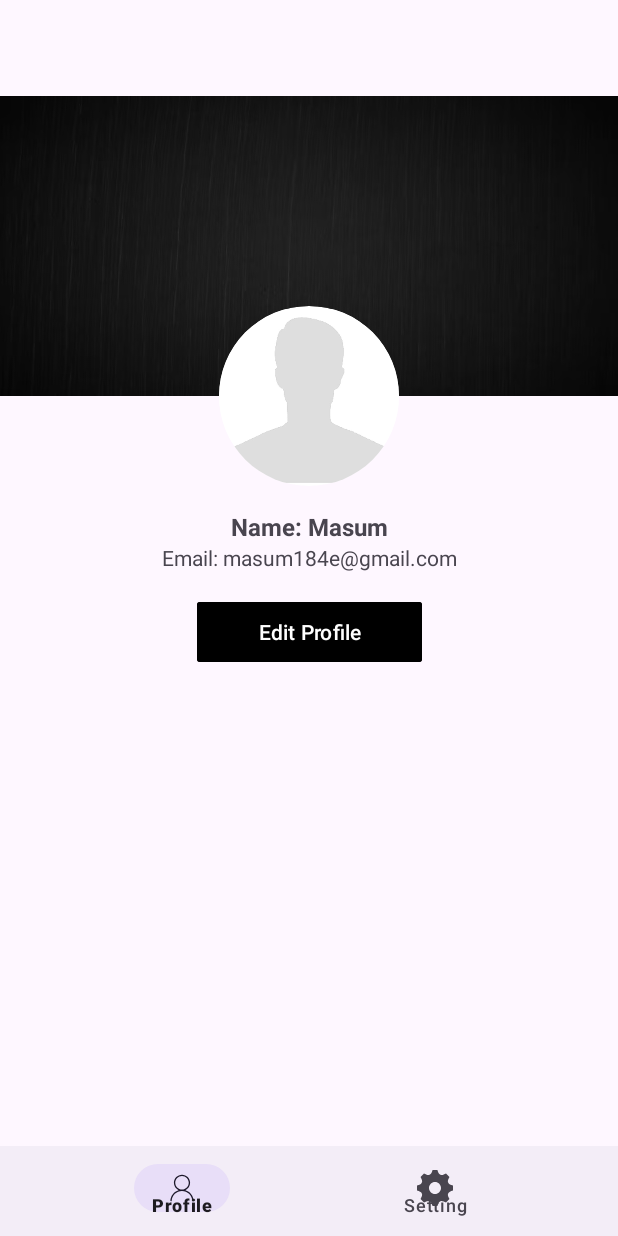
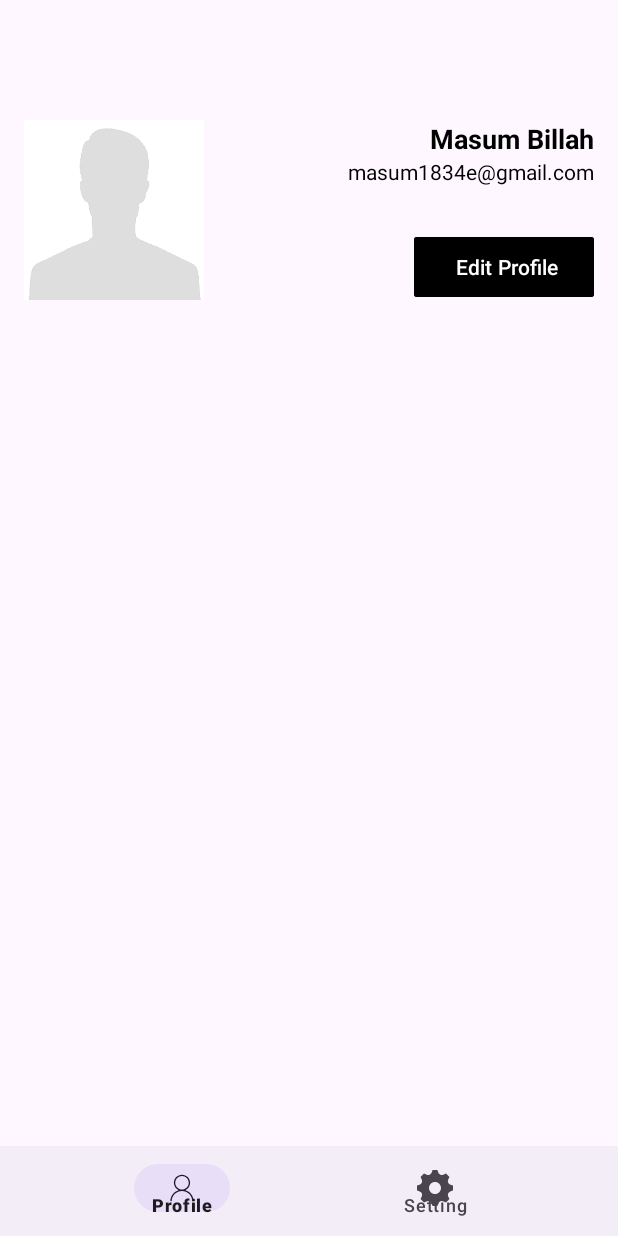
Before and after one commit to masum184e/android_complete_authentication, an Android app: the ProfileFragment screen opened directly, with no data from a screen before it, on a phone screen of 412 x 824 dp. Run offline under Robolectric (Android 15) with nearby library versions, the light colour scheme and no system bars.

Commit message:
profile page updated

```diff
--- a/app/src/main/res/drawable/circular_border.xml
+++ /dev/null
@@ -1,23 +0,0 @@
-<?xml version="1.0" encoding="utf-8"?>
-<layer-list xmlns:android="http://schemas.android.com/apk/res/android">
-    <!-- Outer black border -->
-    <item>
-        <shape android:shape="oval">
-            <solid android:color="@android:color/transparent" />
-            <stroke
-                android:width="4dp"
-                android:color="@android:color/white" />
-        </shape>
-    </item>
-
-    <!-- Inner content -->
-    <item
-        android:left="4dp"
-        android:right="4dp"
-        android:top="4dp"
-        android:bottom="4dp">
-        <shape android:shape="oval">
-            <solid android:color="@android:color/white" />
-        </shape>
-    </item>
-</layer-list>
--- a/app/src/main/res/layout/fragment_profile.xml
+++ b/app/src/main/res/layout/fragment_profile.xml
@@ -8,62 +8,49 @@
 
     <ImageView
         android:id="@+id/imageView"
-        android:layout_width="wrap_content"
-        android:layout_height="200dp"
+        android:layout_width="120dp"
+        android:layout_height="120dp"
         android:scaleType="fitXY"
-        android:src="@drawable/background"
-        app:layout_constraintEnd_toEndOf="parent"
+        android:src="@drawable/avatar"
+        android:layout_marginTop="16dp"
+        android:layout_marginStart="16dp"
         app:layout_constraintStart_toStartOf="parent"
         app:layout_constraintTop_toTopOf="parent" />
-
-    <ImageView
-        android:id="@+id/imageView2"
-        android:layout_width="120dp"
-        android:layout_height="120dp"
-        android:layout_marginTop="16dp"
-        android:src="@drawable/avatar"
-        android:background="@drawable/circular_border"
-        android:clipToOutline="true"
-        app:layout_constraintBottom_toBottomOf="@+id/imageView"
-        app:layout_constraintEnd_toEndOf="parent"
-        app:layout_constraintStart_toStartOf="parent"
-        app:layout_constraintTop_toBottomOf="@+id/imageView" />
 
     <TextView
         android:id="@+id/textView2"
         android:layout_width="wrap_content"
         android:layout_height="wrap_content"
+        android:text="Masum Billah"
+        android:textColor="@color/black"
+        android:textSize="18sp"
+        android:textStyle="bold"
         android:layout_marginTop="16dp"
-        android:text="Name: Masum"
-        android:textSize="16sp"
-        android:textStyle="bold"
+        android:layout_marginEnd="16dp"
         app:layout_constraintEnd_toEndOf="parent"
-        app:layout_constraintStart_toStartOf="parent"
-        app:layout_constraintTop_toBottomOf="@+id/imageView2" />
+        app:layout_constraintTop_toTopOf="parent" />
 
     <TextView
         android:id="@+id/textView4"
         android:layout_width="wrap_content"
         android:layout_height="wrap_content"
-        android:text="Email: masum184e@gmail.com"
+        android:textColor="@color/black"
+        android:layout_marginEnd="16dp"
+        android:text="masum1834e@gmail.com"
         app:layout_constraintEnd_toEndOf="parent"
-        app:layout_constraintStart_toStartOf="parent"
         app:layout_constraintTop_toBottomOf="@+id/textView2" />
 
     <Button
         android:id="@+id/button"
-        android:layout_width="150dp"
+        android:layout_width="wrap_content"
         android:layout_height="wrap_content"
-        android:layout_marginStart="32dp"
-        android:layout_marginTop="16dp"
-        android:layout_marginEnd="32dp"
+        android:layout_marginEnd="16dp"
+        android:layout_marginTop="30dp"
         android:backgroundTint="@color/black"
-        android:contentDescription="Edit Profile Buutton"
-        android:text="Edit Profile"
-        android:textColor="@android:color/white"
+        android:text=" Edit Profile"
         app:cornerRadius="2dp"
         app:layout_constraintEnd_toEndOf="parent"
-        app:layout_constraintStart_toStartOf="parent"
         app:layout_constraintTop_toBottomOf="@+id/textView4" />
 
+
 </androidx.constraintlayout.widget.ConstraintLayout>
```
